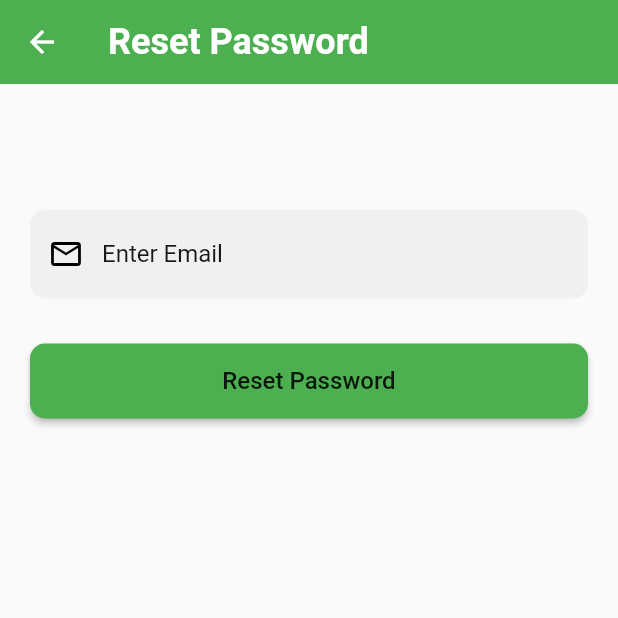
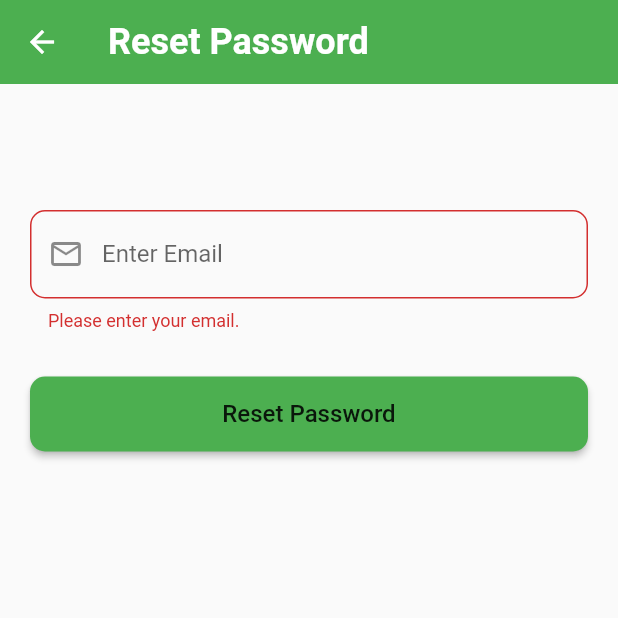
Before and after one commit to SimiAdeyemi/FitHub, a Flutter app: the ResetPassword screen opened directly, after a tap on "Reset Password", on a phone screen of 412 x 824 dp, the top half of it. Run offline on Flutter 3.47's test engine with Material 2 defaults, Android fonts, the phone set to English and light mode, and no system bars; our stand-ins replace firebase_auth, firebase_core; accounts and stored records are empty.

Commit message:
In ResetPassword.dart, error message shown to user for incorrect email format. If user inputs email of a user that doesn't exist, an error message appears at bottom of screen.

```diff
--- a/lib/LogInScreens/ResetPassword.dart
+++ b/lib/LogInScreens/ResetPassword.dart
@@ -1,7 +1,6 @@
 import 'package:firebase_auth/firebase_auth.dart';
 import 'package:flutter/cupertino.dart';
 import 'package:flutter/material.dart';
-
 import '../ReusableWidgets.dart';
 
 class ResetPassword extends StatefulWidget {
@@ -13,6 +12,8 @@ class ResetPassword extends StatefulWidget {
 
 class _ResetPasswordState extends State<ResetPassword> {
   TextEditingController _emailTextController = TextEditingController();
+  final GlobalKey<FormState> _formKey = GlobalKey<FormState>();
+
   @override
   Widget build(BuildContext context) {
     return Scaffold(
@@ -31,23 +32,68 @@ class _ResetPasswordState extends State<ResetPassword> {
         child: SingleChildScrollView(
           child: Padding(
             padding: EdgeInsets.fromLTRB(20, 120, 20, 0),
+            child: Form(
+              key: _formKey,
               child: Column(
                 children: <Widget>[
                   const SizedBox(
                     height: 20,
                   ),
-                    reusableTextField("Enter Email", Icons.email_outlined, false,
-                        _emailTextController),
+                  TextFormField(
+                    controller: _emailTextController,
+                    decoration: InputDecoration(
+                      labelText: "Enter Email",
+                      prefixIcon: Icon(Icons.email_outlined),
+                      border: OutlineInputBorder(
+                        borderRadius: BorderRadius.circular(10.0),
+                      ),
+                    ),
+                    validator: (value) {
+                      if (value == null || value.isEmpty) {
+                        return 'Please enter your email.';
+                      } else if (!RegExp(r'^[\w-]+@([\w-]+\.)+[\w-]{2,4}$').hasMatch(value)) {
+                        return 'Please enter a valid email address.';
+                      }
+                      return null;
+                    },
+                  ),
                   const SizedBox(
                     height: 20,
                   ),
-                    firebaseButton(context, "Reset Password", () { //when pressed a "reset password" email is sent
-                      FirebaseAuth.instance.sendPasswordResetEmail(email: _emailTextController.text)
-                          .then((value) => Navigator.of(context).pop());
+                  firebaseButton(context, "Reset Password", () async {
+                    if (_formKey.currentState!.validate()) {
+                      try {
+                        await FirebaseAuth.instance.sendPasswordResetEmail(email: _emailTextController.text);
+                        Navigator.of(context).pop();
+                      } on FirebaseAuthException catch (e) {
+                        if (e.code == 'user-not-found') {
+                          ScaffoldMessenger.of(context).showSnackBar(
+                            SnackBar(
+                              content: Text('This email is not registered.'),
+                            ),
+                          );
+                        } else {
+                          ScaffoldMessenger.of(context).showSnackBar(
+                            SnackBar(
+                              content: Text('There was an error resetting the password. Please try again later.'),
+                            ),
+                          );
+                        }
+                      } catch (e) {
+                        ScaffoldMessenger.of(context).showSnackBar(
+                          SnackBar(
+                            content: Text('There was an error resetting the password. Please try again later.'),
+                          ),
+                        );
+                      }
+                    }
                   })
                 ],
               ),
-              ))),
+            ),
+          ),
+        ),
+      ),
     );
   }
 }
```
Lines whose indentation alone changed are shown as unchanged.
